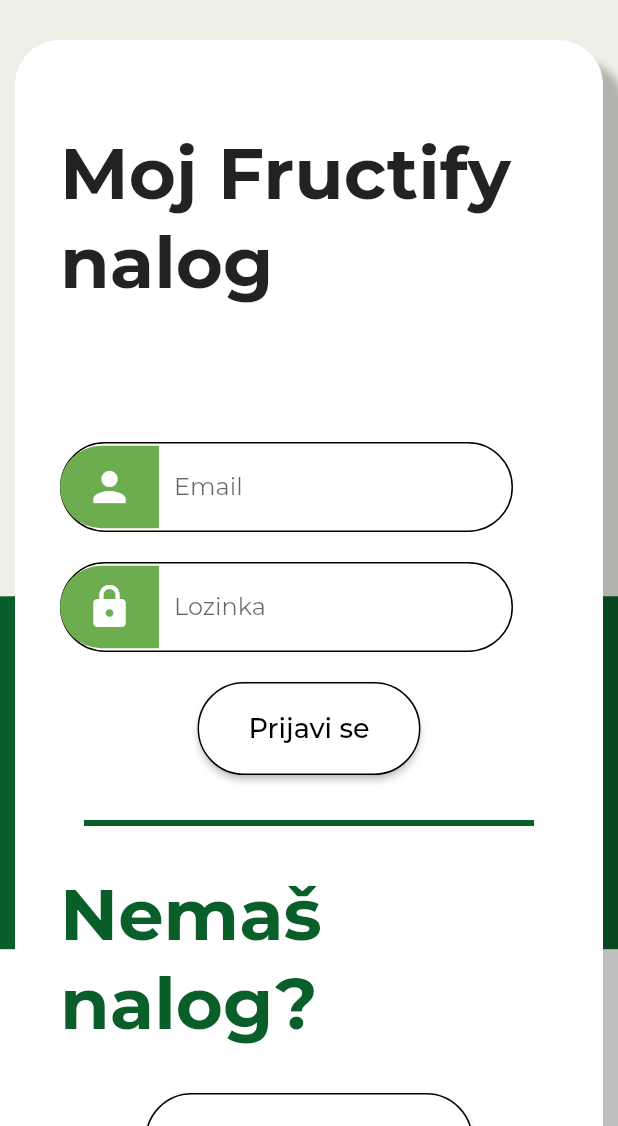
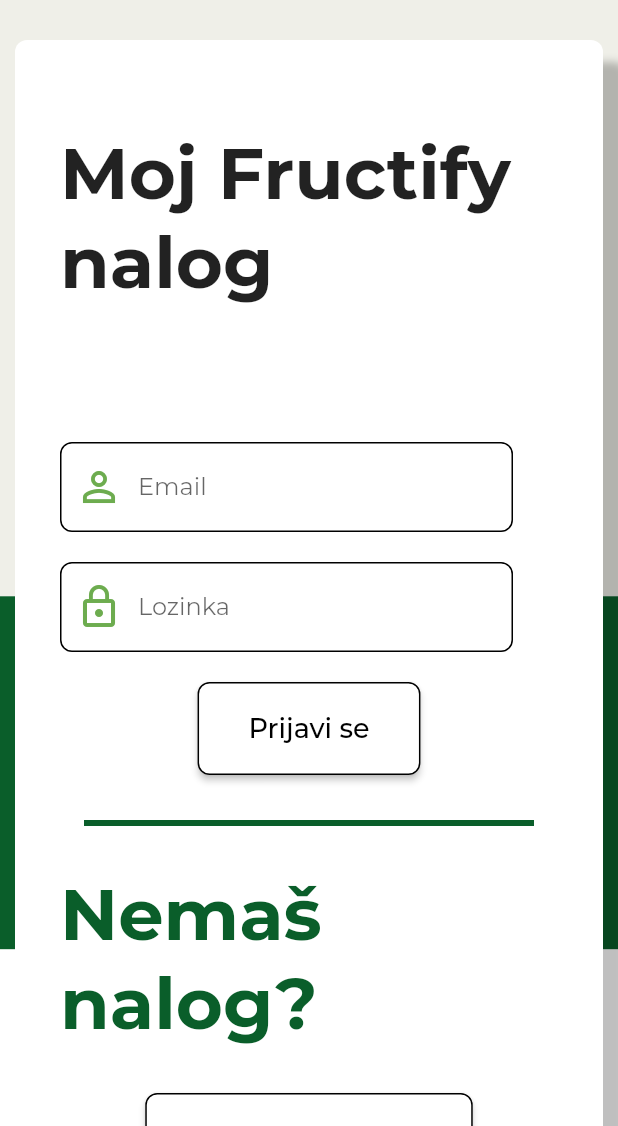
Before and after one commit to hrvojeBencik/si_projekat, a Flutter app: the screen it shows after launch, on a phone screen of 412 x 824 dp, the part 110-1236 px from its top. Run offline on Flutter 3.47's test engine with Material 2 defaults, Android fonts, the phone set to English and light mode, and no system bars; drawn by our look-alikes of oktoast; our stand-ins replace bloc, dio, equatable, firebase_auth, firebase_core, flutter_bloc and 3 more; accounts and stored records are empty; generated files the repository leaves out were written again.

Commit message:
Minor UI fixes

```diff
--- a/lib/src/localization/app_en.arb
+++ b/lib/src/localization/app_en.arb
@@ -55,5 +55,6 @@
     "newYieldSuccessAdd": "Uspešno ste dodali evidenciju o prihodima i rashodima voćnjaka.",
     "newYieldError": "Greška prilikom dodavanja evidencije o prihodima i rashodima voćnjaka.",
     "successfulDelete": "Uspešno brisanje",
-    "successfullyAddedPlot": "Parcela uspešno sačuvana"
+    "successfullyAddedPlot": "Parcela uspešno sačuvana",
+    "logout": "Odjavi se"
 }
--- a/lib/src/localization/app_sr.arb
+++ b/lib/src/localization/app_sr.arb
@@ -19,7 +19,7 @@
     "home": "Početna",
     "settings": "Podešavanja",
     "plotLoadingError": "Greška prilikom učitavanja parcela",
-    "noAddedPlots": "Nemaš unetih parcela",
+    "noAddedPlots": "Nemaš sačuvanih parcela",
     "addPlot": "Dodaj parcelu",
     "cancel": "Poništi",
     "submit": "Potvrdi",
@@ -55,5 +55,6 @@
     "newYieldSuccessAdd": "Uspešno ste dodali evidenciju o prihodima i rashodima voćnjaka.",
     "newYieldError": "Greška prilikom dodavanja evidencije o prihodima i rashodima voćnjaka.",
     "successfulDelete": "Uspešno brisanje",
-    "successfullyAddedPlot": "Parcela uspešno sačuvana"
+    "successfullyAddedPlot": "Parcela uspešno sačuvana",
+    "logout": "Odjavi se"
 }
--- a/lib/src/pages/landing_page/login_form.dart
+++ b/lib/src/pages/landing_page/login_form.dart
@@ -48,7 +48,7 @@
         ),
         decoration: BoxDecoration(
           color: FructifyColors.white,
-          borderRadius: BorderRadius.circular(30),
+          borderRadius: BorderRadius.circular(8),
           boxShadow: [
             BoxShadow(
               offset: const Offset(15, 15),
@@ -84,7 +84,7 @@
         ),
         decoration: BoxDecoration(
           color: FructifyColors.white,
-          borderRadius: BorderRadius.circular(30),
+          borderRadius: BorderRadius.circular(8),
           boxShadow: [
             BoxShadow(
               offset: const Offset(15, 15),
@@ -169,26 +169,17 @@
               hintText: AppLocalizations.of(context)!.email,
               enabledBorder: OutlineInputBorder(
                 borderSide: const BorderSide(color: FructifyColors.black),
-                borderRadius: BorderRadius.circular(200),
+                borderRadius: BorderRadius.circular(8),
               ),
               focusedBorder: OutlineInputBorder(
                 borderSide: const BorderSide(color: FructifyColors.black),
-                borderRadius: BorderRadius.circular(200),
+                borderRadius: BorderRadius.circular(8),
               ),
-              prefixIcon: Container(
-                margin: const EdgeInsets.only(right: 10),
-                width: 66,
-                height: 55,
-                decoration: const BoxDecoration(
+              prefixIcon: const Padding(
+                padding: EdgeInsets.symmetric(horizontal: 10),
+                child: Icon(
+                  Icons.person_outline,
                   color: FructifyColors.lightGreen,
-                  borderRadius: BorderRadius.only(
-                    topLeft: Radius.circular(200),
-                    bottomLeft: Radius.circular(200),
-                  ),
-                ),
-                child: const Icon(
-                  Icons.person,
-                  color: FructifyColors.white,
                   size: 32,
                 ),
               ),
@@ -209,26 +200,17 @@
               hintText: AppLocalizations.of(context)!.password,
               enabledBorder: OutlineInputBorder(
                 borderSide: const BorderSide(color: FructifyColors.black),
-                borderRadius: BorderRadius.circular(200),
+                borderRadius: BorderRadius.circular(8),
               ),
               focusedBorder: OutlineInputBorder(
                 borderSide: const BorderSide(color: FructifyColors.black),
-                borderRadius: BorderRadius.circular(200),
+                borderRadius: BorderRadius.circular(8),
               ),
-              prefixIcon: Container(
-                margin: const EdgeInsets.only(right: 10),
-                width: 66,
-                height: 55,
-                decoration: const BoxDecoration(
+              prefixIcon: const Padding(
+                padding: EdgeInsets.symmetric(horizontal: 10),
+                child: Icon(
+                  Icons.lock_outline,
                   color: FructifyColors.lightGreen,
-                  borderRadius: BorderRadius.only(
-                    topLeft: Radius.circular(200),
-                    bottomLeft: Radius.circular(200),
-                  ),
-                ),
-                child: const Icon(
-                  Icons.lock,
-                  color: FructifyColors.white,
                   size: 32,
                 ),
               ),
--- a/lib/src/pages/landing_page/register_form.dart
+++ b/lib/src/pages/landing_page/register_form.dart
@@ -56,7 +56,7 @@
         ),
         decoration: BoxDecoration(
           color: FructifyColors.white,
-          borderRadius: BorderRadius.circular(30),
+          borderRadius: BorderRadius.circular(8),
           boxShadow: [
             BoxShadow(
               offset: const Offset(15, 15),
@@ -328,11 +328,11 @@
           contentPadding: const EdgeInsets.only(left: 30, top: 24, bottom: 16),
           enabledBorder: OutlineInputBorder(
             borderSide: const BorderSide(color: FructifyColors.black),
-            borderRadius: BorderRadius.circular(200),
+            borderRadius: BorderRadius.circular(8),
           ),
           focusedBorder: OutlineInputBorder(
             borderSide: const BorderSide(color: FructifyColors.black),
-            borderRadius: BorderRadius.circular(200),
+            borderRadius: BorderRadius.circular(8),
           ),
         ),
       ),
--- a/lib/src/widgets/fructify_button.dart
+++ b/lib/src/widgets/fructify_button.dart
@@ -40,7 +40,7 @@
           padding: MaterialStateProperty.all<EdgeInsets>(const EdgeInsets.symmetric(horizontal: 34, vertical: 20)),
           shape: MaterialStateProperty.all<RoundedRectangleBorder>(
             RoundedRectangleBorder(
-              borderRadius: BorderRadius.circular(200),
+              borderRadius: BorderRadius.circular(8),
               side: isHovering
                   ? BorderSide.none
                   : BorderSide(
```
Also changed, not shown: lib/src/pages/plots/care/new_care_form.dart (+20 -4 lines), lib/src/pages/plots/plot_list.dart (+9 -5 lines), lib/src/pages/plots/plot_page.dart (+8 -1 lines), lib/src/pages/plots/supplementation/new_supplementation_form.dart (+20 -4 lines), lib/src/pages/plots/tillage/new_tillage_form.dart (+14 -1 lines), lib/src/pages/settings_page.dart (+5 -3 lines), assets/images/fructify-logo-simple.png (added), 1 other file.
